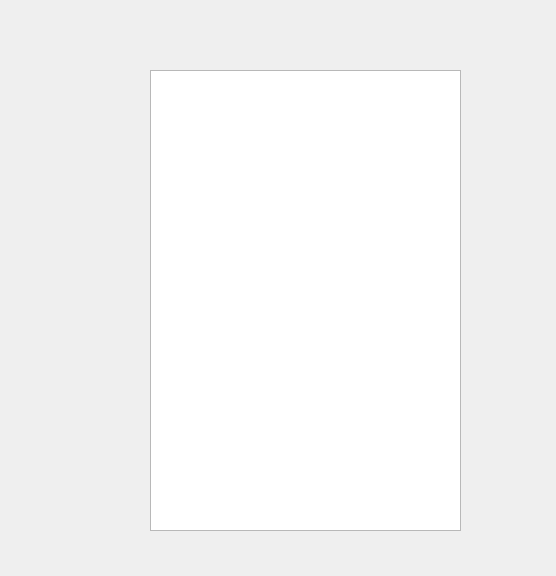
This is CPP_QT/FileSystemWatcher_test/src/form.ui in XwAdmin/CodeTest as Qt 5 draws it before an edit. The edited form follows.
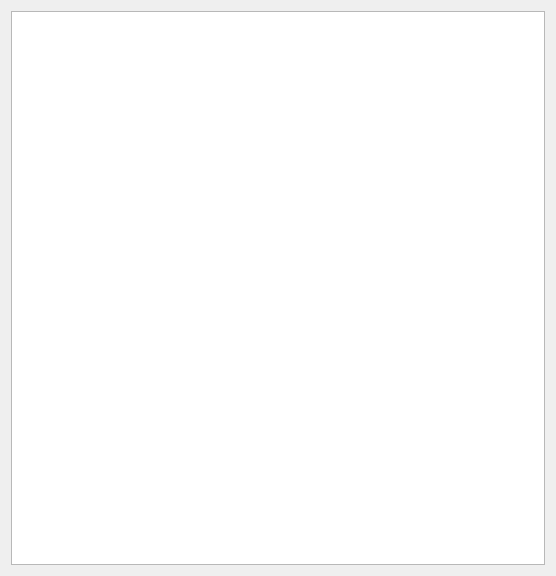
This is the edited form.

```diff
--- a/CPP_QT/FileSystemWatcher_test/src/form.ui
+++ b/CPP_QT/FileSystemWatcher_test/src/form.ui
@@ -13,16 +13,11 @@
   <property name="windowTitle">
    <string>Form</string>
   </property>
-  <widget class="QListWidget" name="listWidget">
-   <property name="geometry">
-    <rect>
-     <x>150</x>
-     <y>70</y>
-     <width>311</width>
-     <height>461</height>
-    </rect>
-   </property>
-  </widget>
+  <layout class="QVBoxLayout" name="verticalLayout">
+   <item>
+    <widget class="QListWidget" name="listWidget"/>
+   </item>
+  </layout>
  </widget>
  <resources/>
  <connections/>
```
